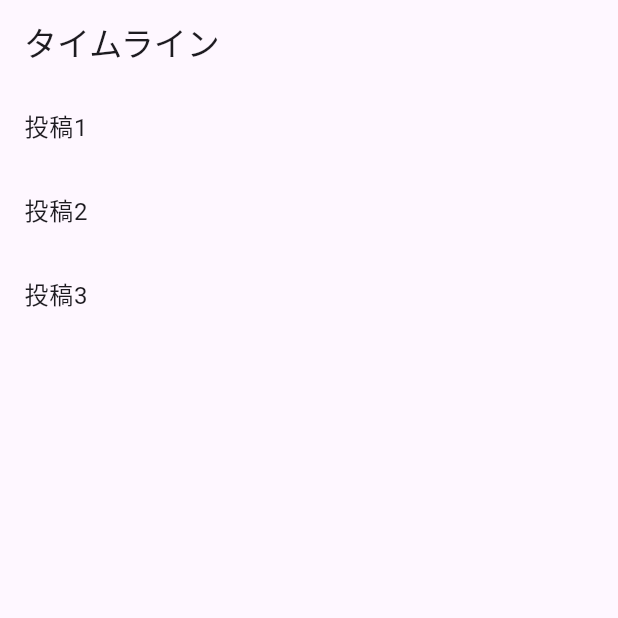
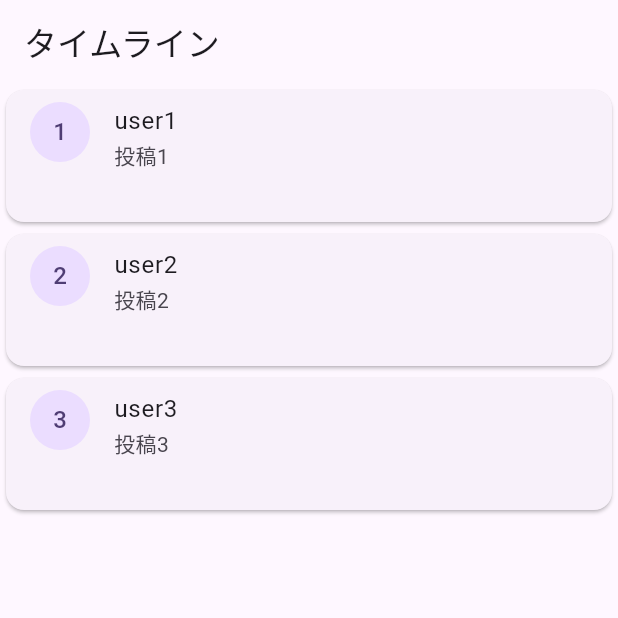
Before and after one commit to mixigroup/2025BeginnerTrainingFlutter, a Flutter app: the screen it shows after launch, on a phone screen of 412 x 824 dp, the top half of it. Run offline on Flutter 3.47's test engine with Material 3 defaults, Android fonts, the light colour scheme and no system bars.

Commit message:
feat: 投稿カードを実装し、タイムラインで表示

```diff
--- /dev/null
+++ b/minisocial/lib/pages/timeline/components/post_card.dart
@@ -0,0 +1,27 @@
+import 'package:flutter/material.dart';
+
+class PostCard extends StatelessWidget {
+  /// 投稿カード
+  const PostCard({super.key, required this.username, required this.text});
+
+  /// ユーザー名
+  final String username;
+
+  /// 投稿内容
+  final String text;
+
+  @override
+  Widget build(BuildContext context) {
+    final lastChar =
+        username.isNotEmpty ? username.substring(username.length - 1) : '';
+
+    return Card(
+      child: ListTile(
+        leading: CircleAvatar(child: Text(lastChar)),
+        title: Text(username),
+        subtitle: Text(text),
+        isThreeLine: true,
+      ),
+    );
+  }
+}
--- a/minisocial/lib/pages/timeline/page.dart
+++ b/minisocial/lib/pages/timeline/page.dart
@@ -1,4 +1,5 @@
 import 'package:flutter/material.dart';
+import 'package:minisocial/pages/timeline/components/post_card.dart';
 
 class TimelinePage extends StatelessWidget {
   const TimelinePage({super.key});
@@ -9,9 +10,9 @@ class TimelinePage extends StatelessWidget {
       appBar: AppBar(title: const Text('タイムライン')),
       body: ListView(
         children: const [
-          ListTile(title: Text('投稿1')),
-          ListTile(title: Text('投稿2')),
-          ListTile(title: Text('投稿3')),
+          PostCard(username: 'user1', text: '投稿1'),
+          PostCard(username: 'user2', text: '投稿2'),
+          PostCard(username: 'user3', text: '投稿3'),
         ],
       ),
     );
```
